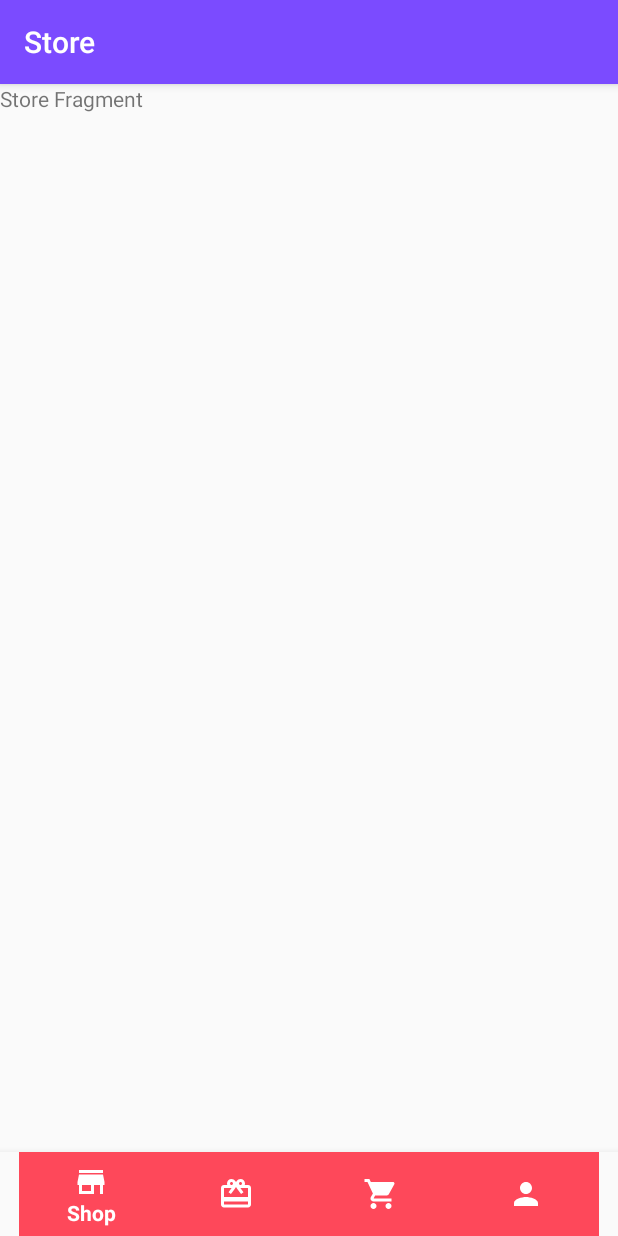
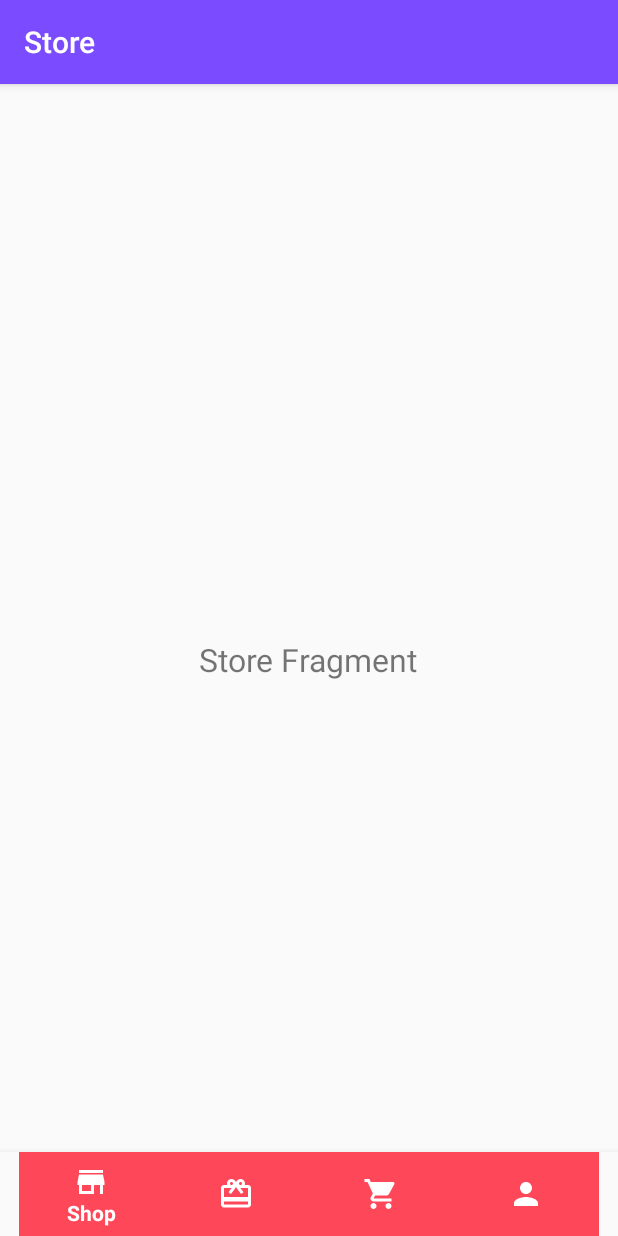
Before and after one commit to thomasbabuj/BottomNavigationView, an Android app: the screen it shows after launch (MainActivity), on a phone screen of 412 x 824 dp. Run offline under Robolectric (Android 15) with nearby library versions, the phone set to English and light mode, and no system bars.

Commit message:
center align the framgment TextView size

```diff
--- a/app/src/main/res/layout/fragment_store.xml
+++ b/app/src/main/res/layout/fragment_store.xml
@@ -6,8 +6,11 @@
 
     <!-- TODO: Update blank fragment layout -->
     <TextView
-        android:layout_width="match_parent"
-        android:layout_height="match_parent"
-        android:text="@string/fragment_store" />
+        android:layout_width="wrap_content"
+        android:layout_height="wrap_content"
+        android:text="@string/fragment_store"
+        android:layout_gravity="center"
+        android:textSize="21sp"
+        />
 
 </FrameLayout>
```
Also changed, not shown: app/src/main/res/layout/fragment_cart.xml (+6 -3 lines), app/src/main/res/layout/fragment_gifts.xml (+6 -3 lines), app/src/main/res/layout/fragment_profile.xml (+6 -3 lines).
